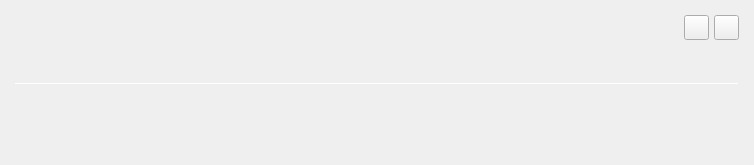
First picture: the form in src/app/ui/qt/reductioncard.ui, repository AIR-G-UFOP/Saturn-SampleLog, before the edit.
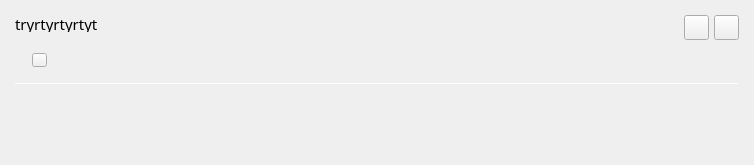
Second picture: the form after the edit. Icons and pictures are not drawn.

Commit message: Adding copy file name option to cards

```diff
--- a/src/app/ui/qt/reductioncard.ui
+++ b/src/app/ui/qt/reductioncard.ui
@@ -316,16 +316,68 @@
                   </font>
                  </property>
                  <property name="text">
-                  <string/>
+                  <string>tryrtyrtyrtyt</string>
                  </property>
                 </widget>
                </item>
                <item>
-                <widget class="QLabel" name="file">
-                 <property name="text">
-                  <string/>
+                <layout class="QHBoxLayout" name="horizontalLayout_4">
+                 <property name="spacing">
+                  <number>10</number>
                  </property>
-                </widget>
+                 <item alignment="Qt::AlignLeft">
+                  <widget class="QLabel" name="file">
+                   <property name="sizePolicy">
+                    <sizepolicy hsizetype="Minimum" vsizetype="Preferred">
+                     <horstretch>0</horstretch>
+                     <verstretch>0</verstretch>
+                    </sizepolicy>
+                   </property>
+                   <property name="text">
+                    <string/>
+                   </property>
+                  </widget>
+                 </item>
+                 <item alignment="Qt::AlignLeft">
+                  <widget class="QPushButton" name="btn_copy">
+                   <property name="minimumSize">
+                    <size>
+                     <width>0</width>
+                     <height>14</height>
+                    </size>
+                   </property>
+                   <property name="maximumSize">
+                    <size>
+                     <width>15</width>
+                     <height>14</height>
+                    </size>
+                   </property>
+                   <property name="cursor">
+                    <cursorShape>PointingHandCursor</cursorShape>
+                   </property>
+                   <property name="text">
+                    <string/>
+                   </property>
+                   <property name="icon">
+                    <iconset resource="../resources/resources.qrc">
+                     <normaloff>:/icons/icons/cil-copy.png</normaloff>:/icons/icons/cil-copy.png</iconset>
+                   </property>
+                  </widget>
+                 </item>
+                 <item>
+                  <spacer name="horizontalSpacer">
+                   <property name="orientation">
+                    <enum>Qt::Horizontal</enum>
+                   </property>
+                   <property name="sizeHint" stdset="0">
+                    <size>
+                     <width>40</width>
+                     <height>20</height>
+                    </size>
+                   </property>
+                  </spacer>
+                 </item>
+                </layout>
                </item>
               </layout>
              </widget>
```
Left out of the diff: 11 changed lines with no effect on the pictures. The commit also changes 5 other files.
